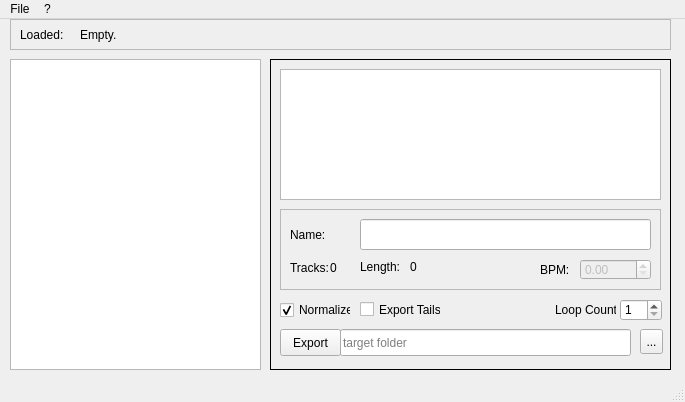
The window that GUI/MainWindow.ui (jarills/bouncinsp) describes before a commit, drawn with Qt 5.
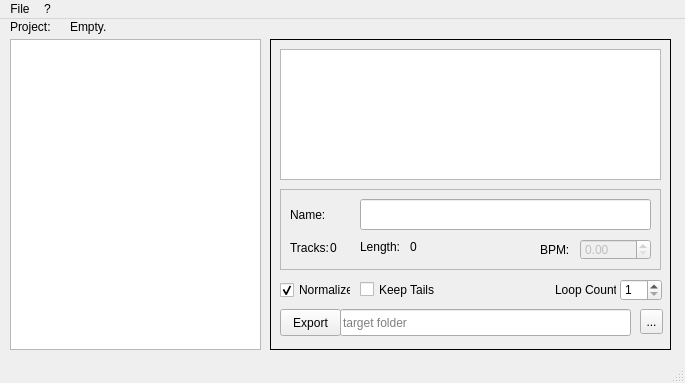
The same window after the commit.

Commit message: - keep tails option - dont display padding marker in pattern view

```diff
--- a/GUI/MainWindow.ui
+++ b/GUI/MainWindow.ui
@@ -7,7 +7,7 @@
     <x>0</x>
     <y>0</y>
     <width>685</width>
-    <height>402</height>
+    <height>383</height>
    </rect>
   </property>
   <property name="sizePolicy">
@@ -24,7 +24,7 @@
     <property name="geometry">
      <rect>
       <x>10</x>
-      <y>40</y>
+      <y>20</y>
       <width>251</width>
       <height>311</height>
      </rect>
@@ -46,7 +46,7 @@
     <property name="geometry">
      <rect>
       <x>270</x>
-      <y>40</y>
+      <y>20</y>
       <width>401</width>
       <height>311</height>
      </rect>
@@ -284,51 +284,35 @@
       </rect>
      </property>
      <property name="text">
-      <string>Export Tails</string>
+      <string>Keep Tails</string>
      </property>
     </widget>
    </widget>
-   <widget class="QFrame" name="songFrame">
+   <widget class="QLabel" name="songInfoLabel">
+    <property name="geometry">
+     <rect>
+      <x>70</x>
+      <y>0</y>
+      <width>581</width>
+      <height>16</height>
+     </rect>
+    </property>
+    <property name="text">
+     <string>Empty.</string>
+    </property>
+   </widget>
+   <widget class="QLabel" name="label_4">
     <property name="geometry">
      <rect>
       <x>10</x>
       <y>0</y>
-      <width>661</width>
-      <height>31</height>
+      <width>51</width>
+      <height>16</height>
      </rect>
     </property>
-    <property name="frameShape">
-     <enum>QFrame::StyledPanel</enum>
+    <property name="text">
+     <string>Project:</string>
     </property>
-    <property name="frameShadow">
-     <enum>QFrame::Raised</enum>
-    </property>
-    <widget class="QLabel" name="label_4">
-     <property name="geometry">
-      <rect>
-       <x>10</x>
-       <y>8</y>
-       <width>61</width>
-       <height>16</height>
-      </rect>
-     </property>
-     <property name="text">
-      <string>Loaded:</string>
-     </property>
-    </widget>
-    <widget class="QLabel" name="songInfoLabel">
-     <property name="geometry">
-      <rect>
-       <x>70</x>
-       <y>8</y>
-       <width>581</width>
-       <height>16</height>
-      </rect>
-     </property>
-     <property name="text">
-      <string>Empty.</string>
-     </property>
-    </widget>
    </widget>
   </widget>
   <widget class="QMenuBar" name="menuBar">
```
Left out of the diff: 3 changed lines with no effect on the pictures. The commit also changes 6 other files.
